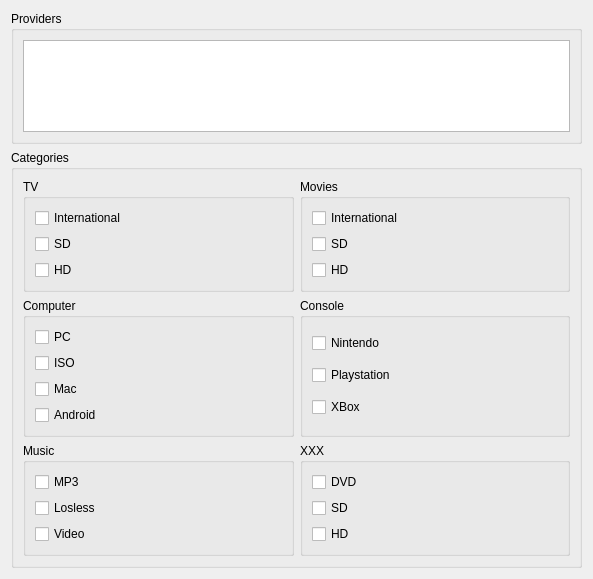
Above: plugins/rss/settings.ui from ensisoft/newsflash-plus before the change. Below: the same form after it.
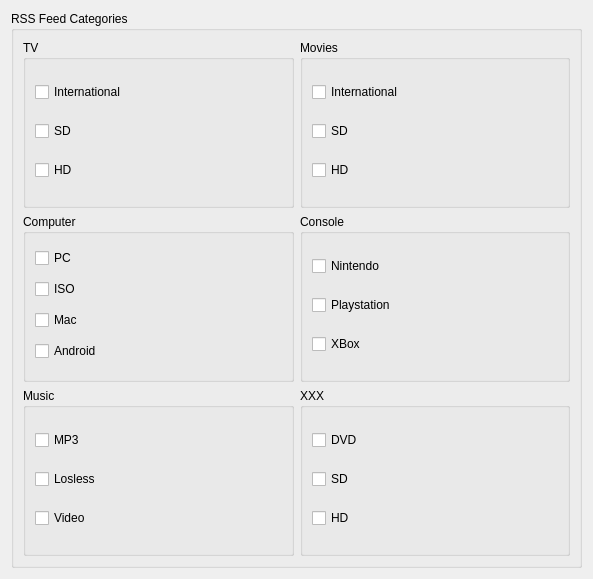
That is the form after the change.

Patch:
```diff
--- a/plugins/rss/settings.ui
+++ b/plugins/rss/settings.ui
@@ -14,10 +14,10 @@
    <string>RSS</string>
   </property>
   <layout class="QGridLayout" name="gridLayout_2">
-   <item row="1" column="0">
+   <item row="0" column="0">
     <widget class="QGroupBox" name="groupBox">
      <property name="title">
-      <string>Categories</string>
+      <string>RSS Feed Categories</string>
      </property>
      <layout class="QGridLayout" name="gridLayout_8">
       <item row="1" column="0">
@@ -214,18 +214,6 @@
      </layout>
     </widget>
    </item>
-   <item row="0" column="0">
-    <widget class="QGroupBox" name="groupBox_8">
-     <property name="title">
-      <string>Providers</string>
-     </property>
-     <layout class="QHBoxLayout" name="horizontalLayout">
-      <item>
-       <widget class="QListWidget" name="listWidget"/>
-      </item>
-     </layout>
-    </widget>
-   </item>
   </layout>
  </widget>
  <tabstops>
```
